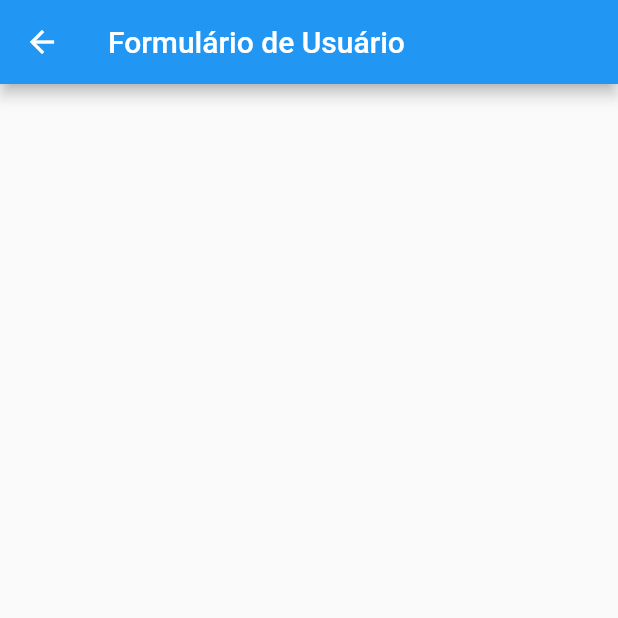
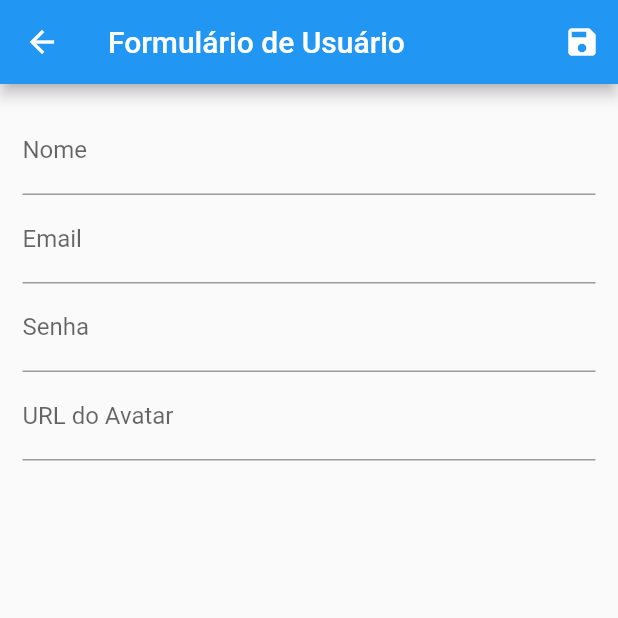
Before and after one commit to alemon-ice/crud-with-flutter, a Flutter app: the UserForm screen opened by its route, on a phone screen of 412 x 824 dp, the top half of it. Run offline on Flutter 3.47's test engine with Material 2 defaults, Android fonts, the phone set to English and light mode, and no system bars; network calls fail.

Commit message:
Add User update Form

```diff
--- a/lib/components/user_tile.dart
+++ b/lib/components/user_tile.dart
@@ -27,6 +27,7 @@ class UserTile extends StatelessWidget {
                 onPressed: () {
                   Navigator.of(context).pushNamed(
                     AppRoutes.USER_FORM,
+                    arguments: user,
                   );
                 }),
             IconButton(
--- a/lib/views/user_form.dart
+++ b/lib/views/user_form.dart
@@ -1,11 +1,82 @@
+import 'package:crud_flutter/models/user.dart';
+import 'package:crud_flutter/provider/users.dart';
 import 'package:flutter/material.dart';
+import 'package:provider/provider.dart';
 
 class UserForm extends StatelessWidget {
+  final _form = GlobalKey<FormState>();
+  final Map<String, String> _formData = {};
+
   @override
   Widget build(BuildContext context) {
     return Scaffold(
       appBar: AppBar(
         title: Text('Formulário de Usuário'),
+        actions: <Widget>[
+          IconButton(
+            icon: Icon(Icons.save),
+            onPressed: () {
+              final isValid = _form.currentState.validate();
+
+              if (isValid) {
+                _form.currentState.save();
+                Provider.of<Users>(context, listen: false).put(
+                  User(
+                    id: _formData['id'],
+                    name: _formData['name'],
+                    email: _formData['email'],
+                    password: _formData['password'],
+                    avatarUrl: _formData['avatarUrl'],
+                  ),
+                );
+                Navigator.of(context).pop();
+              }
+            },
+          ),
+        ],
+      ),
+      body: Padding(
+        padding: EdgeInsets.all(15),
+        child: Form(
+            key: _form,
+            child: Column(
+              children: <Widget>[
+                TextFormField(
+                  decoration: InputDecoration(labelText: 'Nome'),
+                  validator: (value) {
+                    if (value == null || value.trim().isEmpty) {
+                      return 'Nome inválido!';
+                    }
+                    return null;
+                  },
+                  onSaved: (newValue) => _formData['name'] = newValue,
+                ),
+                TextFormField(
+                  decoration: InputDecoration(labelText: 'Email'),
+                  validator: (value) {
+                    if (value == null || value.trim().isEmpty) {
+                      return 'Email inválido!';
+                    }
+                    return null;
+                  },
+                  onSaved: (newValue) => _formData['email'] = newValue,
+                ),
+                TextFormField(
+                  decoration: InputDecoration(labelText: 'Senha'),
+                  validator: (value) {
+                    if (value.length < 6) {
+                      return 'A senha dete ter no mínimo 6 caracteres!';
+                    }
+                    return null;
+                  },
+                  onSaved: (newValue) => _formData['password'] = newValue,
+                ),
+                TextFormField(
+                  decoration: InputDecoration(labelText: 'URL do Avatar'),
+                  onSaved: (newValue) => _formData['avatarUrl'] = newValue,
+                ),
+              ],
+            )),
       ),
     );
   }
```
